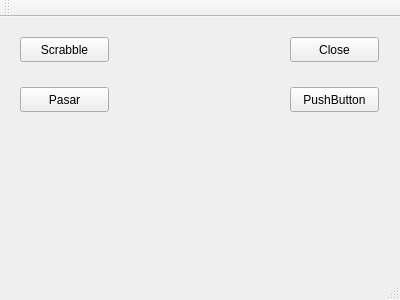
Qt form mainwindow.ui (AndreyZartty/Scrabble) before a commit.
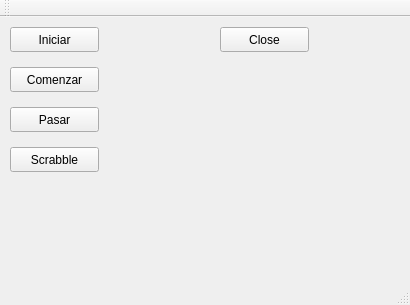
The same form after that commit.

What changed in the file:
```diff
--- a/mainwindow.ui
+++ b/mainwindow.ui
@@ -6,8 +6,8 @@
    <rect>
     <x>0</x>
     <y>0</y>
-    <width>400</width>
-    <height>300</height>
+    <width>410</width>
+    <height>305</height>
    </rect>
   </property>
   <property name="windowTitle">
@@ -17,8 +17,8 @@
    <widget class="QPushButton" name="pushButton">
     <property name="geometry">
      <rect>
-      <x>290</x>
-      <y>20</y>
+      <x>220</x>
+      <y>10</y>
       <width>89</width>
       <height>25</height>
      </rect>
@@ -30,8 +30,8 @@
    <widget class="QPushButton" name="scrabbleButton">
     <property name="geometry">
      <rect>
-      <x>20</x>
-      <y>20</y>
+      <x>10</x>
+      <y>130</y>
       <width>89</width>
       <height>25</height>
      </rect>
@@ -43,8 +43,8 @@
    <widget class="QPushButton" name="pasarButton">
     <property name="geometry">
      <rect>
-      <x>20</x>
-      <y>70</y>
+      <x>10</x>
+      <y>90</y>
       <width>89</width>
       <height>25</height>
      </rect>
@@ -56,14 +56,27 @@
    <widget class="QPushButton" name="pushButton_4">
     <property name="geometry">
      <rect>
-      <x>290</x>
-      <y>70</y>
+      <x>10</x>
+      <y>10</y>
       <width>89</width>
       <height>25</height>
      </rect>
     </property>
     <property name="text">
-     <string>PushButton</string>
+     <string>Iniciar</string>
+    </property>
+   </widget>
+   <widget class="QPushButton" name="comenzarButton">
+    <property name="geometry">
+     <rect>
+      <x>10</x>
+      <y>50</y>
+      <width>89</width>
+      <height>25</height>
+     </rect>
+    </property>
+    <property name="text">
+     <string>Comenzar</string>
     </property>
    </widget>
   </widget>
```
Left out of the diff: 40 changed lines with no effect on the pictures.
